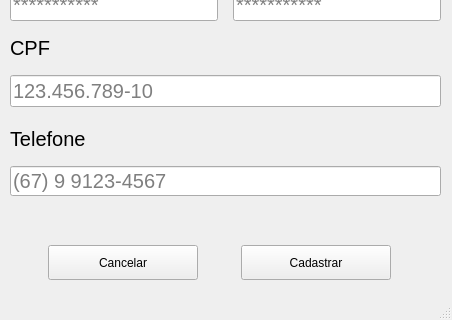
Qt form Avaliações/Olha Aqui Caique/views/Cadastro de Usuario.ui (Vatreax/Senac) before a commit; both pictures show x 0 to 452 and y 217 to 537 of the 452 by 537 pixel window.
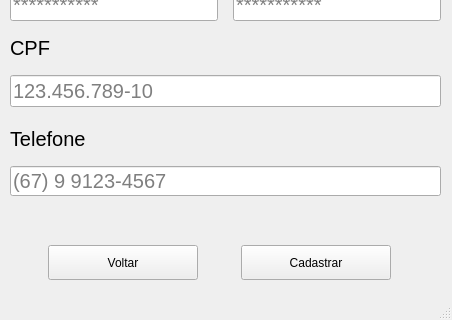
The same form after that commit.

```diff
--- a/Avaliações/Olha Aqui Caique/views/Cadastro de Usuario.ui
+++ b/Avaliações/Olha Aqui Caique/views/Cadastro de Usuario.ui
@@ -270,7 +270,7 @@
         </size>
        </property>
        <property name="text">
-        <string>Cancelar</string>
+        <string>Voltar</string>
        </property>
       </widget>
      </item>
```
